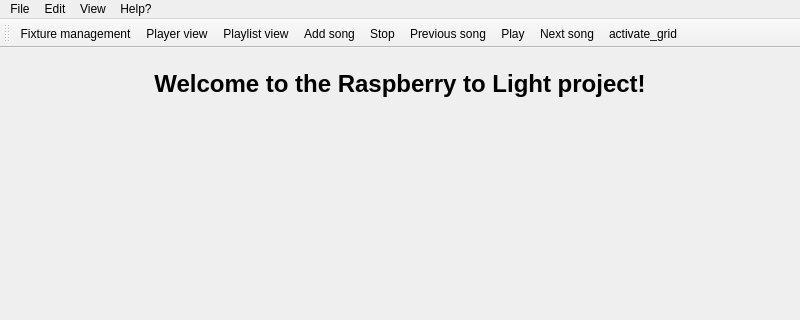
Qt form src/ui/mainwindow.ui (Lenium37/SigLight) before a commit; both pictures show x 0 to 800 and y 0 to 320 of the 800 by 480 pixel window.
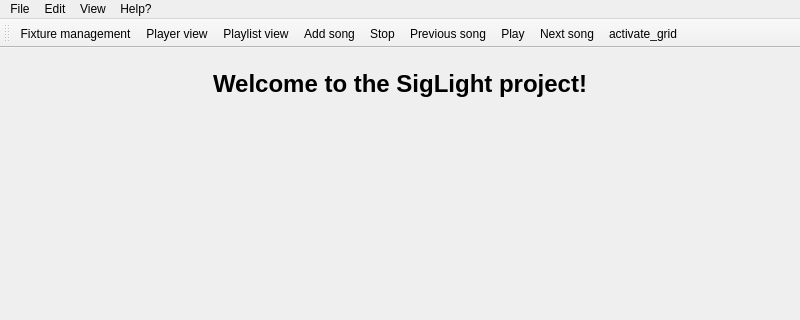
The same form after that commit. Icons and pictures are not drawn.

Commit message: renamed project to SigLight

What changed in the file:
```diff
--- a/src/ui/mainwindow.ui
+++ b/src/ui/mainwindow.ui
@@ -44,7 +44,7 @@
            </font>
           </property>
           <property name="text">
-           <string>Welcome to the Raspberry to Light project!</string>
+           <string>Welcome to the SigLight project!</string>
           </property>
           <property name="alignment">
            <set>Qt::AlignCenter</set>
```
The commit also changes 2 other files.
